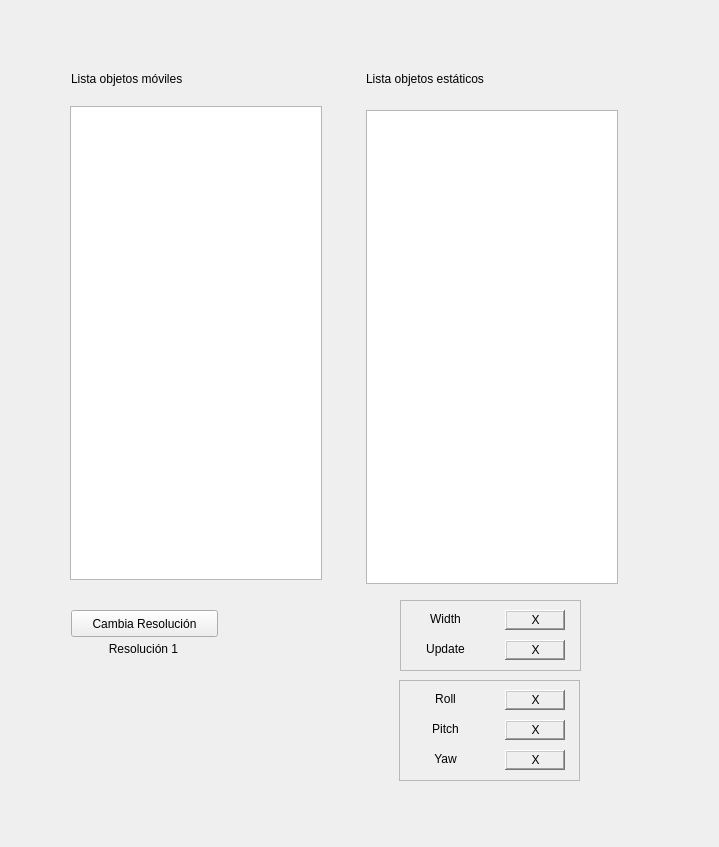
Qt form rqt_mygui/src/rqt_mygui/my_plugin.ui (hecperleo/rqt_mygui) before a commit.
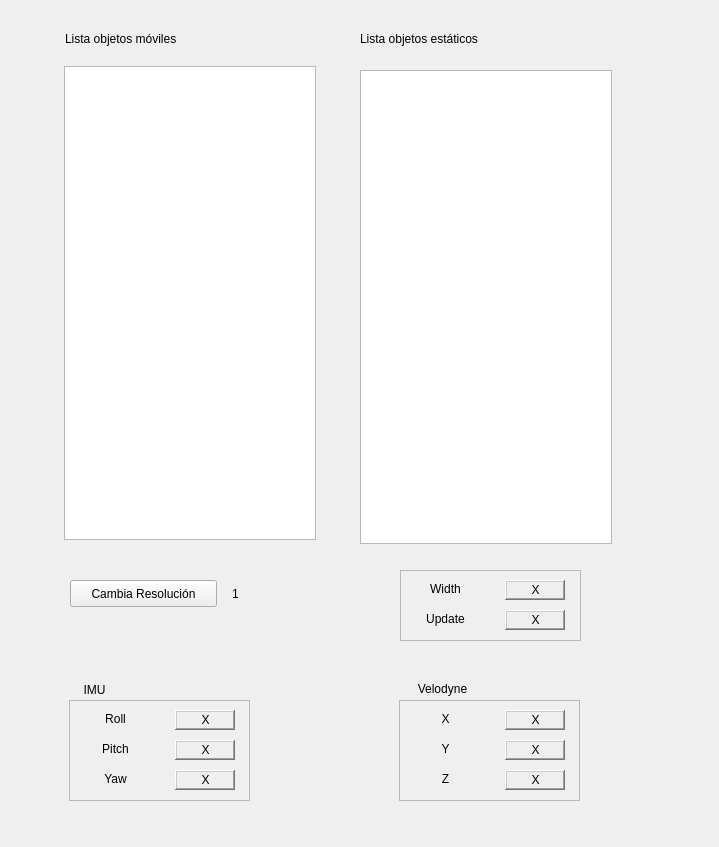
The same form after that commit.

Commit message: Añadido pkg=navantia, IMU y Velodyne labels en GUI

Patch:
```diff
--- a/rqt_mygui/src/rqt_mygui/my_plugin.ui
+++ b/rqt_mygui/src/rqt_mygui/my_plugin.ui
@@ -16,8 +16,8 @@
   <widget class="QLabel" name="label">
    <property name="geometry">
     <rect>
-     <x>366</x>
-     <y>70</y>
+     <x>360</x>
+     <y>30</y>
      <width>153</width>
      <height>17</height>
     </rect>
@@ -29,8 +29,8 @@
   <widget class="QFrame" name="frame">
    <property name="geometry">
     <rect>
-     <x>505</x>
-     <y>690</y>
+     <x>175</x>
+     <y>710</y>
      <width>60</width>
      <height>20</height>
     </rect>
@@ -45,9 +45,9 @@
   <widget class="QLabel" name="label_3">
    <property name="geometry">
     <rect>
-     <x>101</x>
-     <y>640</y>
-     <width>85</width>
+     <x>220</x>
+     <y>585</y>
+     <width>31</width>
      <height>17</height>
     </rect>
    </property>
@@ -55,7 +55,7 @@
     <enum>Qt::LeftToRight</enum>
    </property>
    <property name="text">
-    <string>Resolución 1</string>
+    <string>1</string>
    </property>
    <property name="alignment">
     <set>Qt::AlignCenter</set>
@@ -64,8 +64,8 @@
   <widget class="QLabel" name="label_roll">
    <property name="geometry">
     <rect>
-     <x>400</x>
-     <y>690</y>
+     <x>70</x>
+     <y>710</y>
      <width>91</width>
      <height>17</height>
     </rect>
@@ -84,7 +84,7 @@
    <property name="geometry">
     <rect>
      <x>400</x>
-     <y>640</y>
+     <y>610</y>
      <width>91</width>
      <height>17</height>
     </rect>
@@ -102,8 +102,8 @@
   <widget class="QFrame" name="frame_3">
    <property name="geometry">
     <rect>
-     <x>505</x>
-     <y>720</y>
+     <x>175</x>
+     <y>740</y>
      <width>60</width>
      <height>20</height>
     </rect>
@@ -118,8 +118,8 @@
   <widget class="QListWidget" name="list_movil">
    <property name="geometry">
     <rect>
-     <x>70</x>
-     <y>106</y>
+     <x>64</x>
+     <y>66</y>
      <width>252</width>
      <height>474</height>
     </rect>
@@ -128,8 +128,8 @@
   <widget class="QLabel" name="label_2">
    <property name="geometry">
     <rect>
-     <x>71</x>
-     <y>70</y>
+     <x>65</x>
+     <y>30</y>
      <width>144</width>
      <height>17</height>
     </rect>
@@ -141,8 +141,8 @@
   <widget class="QLabel" name="label_rollValue">
    <property name="geometry">
     <rect>
-     <x>490</x>
-     <y>690</y>
+     <x>160</x>
+     <y>710</y>
      <width>91</width>
      <height>20</height>
     </rect>
@@ -160,8 +160,8 @@
   <widget class="QPushButton" name="pushButton">
    <property name="geometry">
     <rect>
-     <x>71</x>
-     <y>610</y>
+     <x>70</x>
+     <y>580</y>
      <width>147</width>
      <height>27</height>
     </rect>
@@ -173,8 +173,8 @@
   <widget class="QLabel" name="label_pitch">
    <property name="geometry">
     <rect>
-     <x>400</x>
-     <y>720</y>
+     <x>70</x>
+     <y>740</y>
      <width>91</width>
      <height>17</height>
     </rect>
@@ -192,8 +192,8 @@
   <widget class="QLabel" name="label_yawValue">
    <property name="geometry">
     <rect>
-     <x>490</x>
-     <y>750</y>
+     <x>160</x>
+     <y>770</y>
      <width>91</width>
      <height>20</height>
     </rect>
@@ -212,7 +212,7 @@
    <property name="geometry">
     <rect>
      <x>400</x>
-     <y>600</y>
+     <y>570</y>
      <width>181</width>
      <height>71</height>
     </rect>
@@ -231,7 +231,7 @@
    <property name="geometry">
     <rect>
      <x>400</x>
-     <y>610</y>
+     <y>580</y>
      <width>91</width>
      <height>17</height>
     </rect>
@@ -250,7 +250,7 @@
    <property name="geometry">
     <rect>
      <x>505</x>
-     <y>610</y>
+     <y>580</y>
      <width>60</width>
      <height>20</height>
     </rect>
@@ -268,8 +268,8 @@
   <widget class="QFrame" name="frame_7">
    <property name="geometry">
     <rect>
-     <x>399</x>
-     <y>680</y>
+     <x>69</x>
+     <y>700</y>
      <width>181</width>
      <height>101</height>
     </rect>
@@ -288,7 +288,7 @@
    <property name="geometry">
     <rect>
      <x>505</x>
-     <y>640</y>
+     <y>610</y>
      <width>60</width>
      <height>20</height>
     </rect>
@@ -306,8 +306,8 @@
   <widget class="QLabel" name="label_pitchValue">
    <property name="geometry">
     <rect>
-     <x>490</x>
-     <y>720</y>
+     <x>160</x>
+     <y>740</y>
      <width>91</width>
      <height>20</height>
     </rect>
@@ -326,7 +326,7 @@
    <property name="geometry">
     <rect>
      <x>490</x>
-     <y>640</y>
+     <y>610</y>
      <width>91</width>
      <height>20</height>
     </rect>
@@ -344,8 +344,8 @@
   <widget class="QListWidget" name="list_estatico">
    <property name="geometry">
     <rect>
-     <x>366</x>
-     <y>110</y>
+     <x>360</x>
+     <y>70</y>
      <width>252</width>
      <height>474</height>
     </rect>
@@ -354,8 +354,8 @@
   <widget class="QFrame" name="frame_2">
    <property name="geometry">
     <rect>
-     <x>505</x>
-     <y>750</y>
+     <x>175</x>
+     <y>770</y>
      <width>60</width>
      <height>20</height>
     </rect>
@@ -371,7 +371,7 @@
    <property name="geometry">
     <rect>
      <x>490</x>
-     <y>610</y>
+     <y>580</y>
      <width>91</width>
      <height>20</height>
     </rect>
@@ -389,8 +389,8 @@
   <widget class="QLabel" name="label_yaw">
    <property name="geometry">
     <rect>
-     <x>400</x>
-     <y>750</y>
+     <x>70</x>
+     <y>770</y>
      <width>91</width>
      <height>17</height>
     </rect>
@@ -405,6 +405,225 @@
     <set>Qt::AlignCenter</set>
    </property>
   </widget>
+  <widget class="QFrame" name="frame_8">
+   <property name="geometry">
+    <rect>
+     <x>505</x>
+     <y>740</y>
+     <width>60</width>
+     <height>20</height>
+    </rect>
+   </property>
+   <property name="frameShape">
+    <enum>QFrame::WinPanel</enum>
+   </property>
+   <property name="frameShadow">
+    <enum>QFrame::Raised</enum>
+   </property>
+  </widget>
+  <widget class="QLabel" name="label_zVelodyneValue">
+   <property name="geometry">
+    <rect>
+     <x>490</x>
+     <y>770</y>
+     <width>91</width>
+     <height>20</height>
+    </rect>
+   </property>
+   <property name="layoutDirection">
+    <enum>Qt::LeftToRight</enum>
+   </property>
+   <property name="text">
+    <string>X</string>
+   </property>
+   <property name="alignment">
+    <set>Qt::AlignCenter</set>
+   </property>
+  </widget>
+  <widget class="QFrame" name="frame_9">
+   <property name="geometry">
+    <rect>
+     <x>505</x>
+     <y>710</y>
+     <width>60</width>
+     <height>20</height>
+    </rect>
+   </property>
+   <property name="frameShape">
+    <enum>QFrame::WinPanel</enum>
+   </property>
+   <property name="frameShadow">
+    <enum>QFrame::Raised</enum>
+   </property>
+  </widget>
+  <widget class="QFrame" name="frame_10">
+   <property name="geometry">
+    <rect>
+     <x>399</x>
+     <y>700</y>
+     <width>181</width>
+     <height>101</height>
+    </rect>
+   </property>
+   <property name="styleSheet">
+    <string notr="true"/>
+   </property>
+   <property name="frameShape">
+    <enum>QFrame::StyledPanel</enum>
+   </property>
+   <property name="frameShadow">
+    <enum>QFrame::Raised</enum>
+   </property>
+  </widget>
+  <widget class="QLabel" name="label_yVelodyne">
+   <property name="geometry">
+    <rect>
+     <x>400</x>
+     <y>740</y>
+     <width>91</width>
+     <height>17</height>
+    </rect>
+   </property>
+   <property name="layoutDirection">
+    <enum>Qt::LeftToRight</enum>
+   </property>
+   <property name="text">
+    <string>Y</string>
+   </property>
+   <property name="alignment">
+    <set>Qt::AlignCenter</set>
+   </property>
+  </widget>
+  <widget class="QLabel" name="label_xVelodyne">
+   <property name="geometry">
+    <rect>
+     <x>400</x>
+     <y>710</y>
+     <width>91</width>
+     <height>17</height>
+    </rect>
+   </property>
+   <property name="layoutDirection">
+    <enum>Qt::LeftToRight</enum>
+   </property>
+   <property name="text">
+    <string>X</string>
+   </property>
+   <property name="alignment">
+    <set>Qt::AlignCenter</set>
+   </property>
+  </widget>
+  <widget class="QLabel" name="label_zVelodyne">
+   <property name="geometry">
+    <rect>
+     <x>400</x>
+     <y>770</y>
+     <width>91</width>
+     <height>17</height>
+    </rect>
+   </property>
+   <property name="layoutDirection">
+    <enum>Qt::LeftToRight</enum>
+   </property>
+   <property name="text">
+    <string>Z</string>
+   </property>
+   <property name="alignment">
+    <set>Qt::AlignCenter</set>
+   </property>
+  </widget>
+  <widget class="QLabel" name="label_xVelodyneValue">
+   <property name="geometry">
+    <rect>
+     <x>490</x>
+     <y>710</y>
+     <width>91</width>
+     <height>20</height>
+    </rect>
+   </property>
+   <property name="layoutDirection">
+    <enum>Qt::LeftToRight</enum>
+   </property>
+   <property name="text">
+    <string>X</string>
+   </property>
+   <property name="alignment">
+    <set>Qt::AlignCenter</set>
+   </property>
+  </widget>
+  <widget class="QFrame" name="frame_11">
+   <property name="geometry">
+    <rect>
+     <x>505</x>
+     <y>770</y>
+     <width>60</width>
+     <height>20</height>
+    </rect>
+   </property>
+   <property name="frameShape">
+    <enum>QFrame::WinPanel</enum>
+   </property>
+   <property name="frameShadow">
+    <enum>QFrame::Raised</enum>
+   </property>
+  </widget>
+  <widget class="QLabel" name="label_yVelodyneValue">
+   <property name="geometry">
+    <rect>
+     <x>490</x>
+     <y>740</y>
+     <width>91</width>
+     <height>20</height>
+    </rect>
+   </property>
+   <property name="layoutDirection">
+    <enum>Qt::LeftToRight</enum>
+   </property>
+   <property name="text">
+    <string>X</string>
+   </property>
+   <property name="alignment">
+    <set>Qt::AlignCenter</set>
+   </property>
+  </widget>
+  <widget class="QLabel" name="label_velodyne">
+   <property name="geometry">
+    <rect>
+     <x>400</x>
+     <y>680</y>
+     <width>85</width>
+     <height>17</height>
+    </rect>
+   </property>
+   <property name="layoutDirection">
+    <enum>Qt::LeftToRight</enum>
+   </property>
+   <property name="text">
+    <string>Velodyne</string>
+   </property>
+   <property name="alignment">
+    <set>Qt::AlignCenter</set>
+   </property>
+  </widget>
+  <widget class="QLabel" name="label_IMU">
+   <property name="geometry">
+    <rect>
+     <x>74</x>
+     <y>680</y>
+     <width>41</width>
+     <height>20</height>
+    </rect>
+   </property>
+   <property name="layoutDirection">
+    <enum>Qt::LeftToRight</enum>
+   </property>
+   <property name="text">
+    <string>IMU</string>
+   </property>
+   <property name="alignment">
+    <set>Qt::AlignCenter</set>
+   </property>
+  </widget>
   <zorder>frame_6</zorder>
   <zorder>frame_7</zorder>
   <zorder>label</zorder>
```
Left out of the diff: 16 changed lines with no effect on the pictures. The commit also changes 2 other files.
